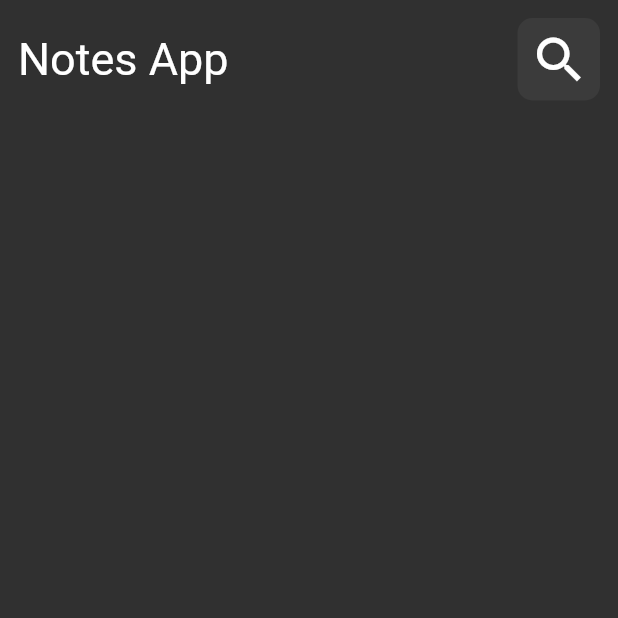
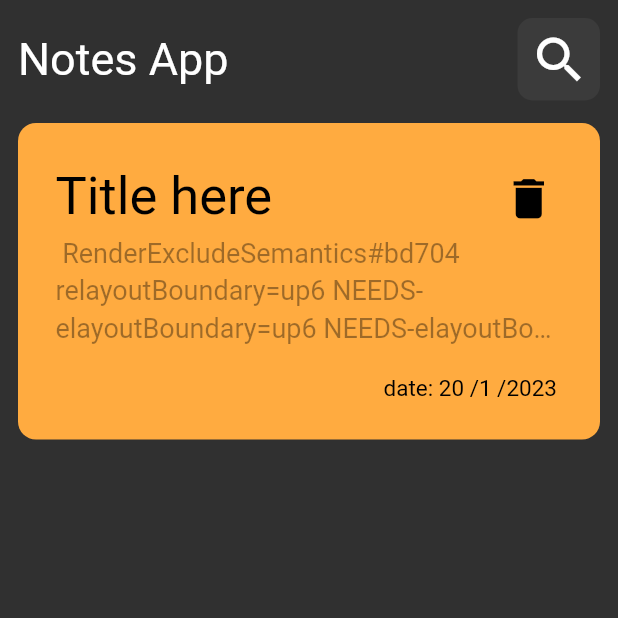
Before and after one commit to engamir1/Flutter_todo_app, a Flutter app: the screen it shows after launch, on a phone screen of 412 x 824 dp, the top half of it. Run offline on Flutter 3.47's test engine with Material 2 defaults, Android fonts, the phone set to English and light mode, and no system bars.

Commit message:
add todo card

```diff
--- a/lib/views/notes_body.dart
+++ b/lib/views/notes_body.dart
@@ -1,5 +1,6 @@
 import 'package:flutter/material.dart';
 import 'package:todo_app/widgets/custom_app.dart';
+import 'package:todo_app/widgets/todo_card.dart';
 
 class NotesViewBody extends StatelessWidget {
   const NotesViewBody({super.key});
@@ -12,6 +13,8 @@ class NotesViewBody extends StatelessWidget {
         child: Column(
           children: [
             CustomAppBAr(),
+            SizedBox(height: 15), TodoCard()
+
           ],
         ),
       ),
--- a/lib/widgets/todo_card.dart
+++ b/lib/widgets/todo_card.dart
@@ -5,6 +5,47 @@ class TodoCard extends StatelessWidget {
 
   @override
   Widget build(BuildContext context) {
-    return Container();
+    return GestureDetector(
+      onTap: () {
+        print("clicked");
+      },
+      child: Container(
+        padding: const EdgeInsets.all(25),
+        width: double.infinity,
+        decoration: BoxDecoration(
+            color: Colors.orangeAccent,
+            borderRadius: BorderRadius.circular(12)),
+        child: Column(children: [
+          Row(
+            mainAxisAlignment: MainAxisAlignment.spaceBetween,
+            children: [
+              const Text(
+                "Title here",
+                style: TextStyle(fontSize: 35, color: Colors.black),
+              ),
+              IconButton(
+                  onPressed: () {},
+                  icon:
+                      const Icon(Icons.delete, size: 35, color: Colors.black)),
+            ],
+          ),
+          const Text(
+            " RenderExcludeSemantics#bd704 relayoutBoundary=up6 NEEDS-elayoutBoundary=up6 NEEDS-elayoutBoundary=up6 NEEDS-elayoutBoundary=up6 NEEDS-elayoutBoundary=up6 NEEDS-ela Boundary=up6 NEEDS-elayoutBBoundary=up6 NEEDS-elayoutBBoundary=up6 NEEDS-elayoutBBoundary=up6 NEEDS-elayoutByoutBoundary=up6 NEEDS-LAYOUT NEEDS-PAINT NEEDS-COMPOSITING-BITS-UPDAT",
+            maxLines: 3,
+            overflow: TextOverflow.ellipsis,
+            style: TextStyle(color: Colors.black38, fontSize: 18, height: 1.4),
+          ),
+          const SizedBox(
+            height: 20,
+          ),
+          const Row(mainAxisAlignment: MainAxisAlignment.end, children: [
+            Text(
+              "date: 20 /1 /2023 ",
+              style: TextStyle(color: Colors.black, fontSize: 15),
+            ),
+          ]),
+        ]),
+      ),
+    );
   }
 }
```
